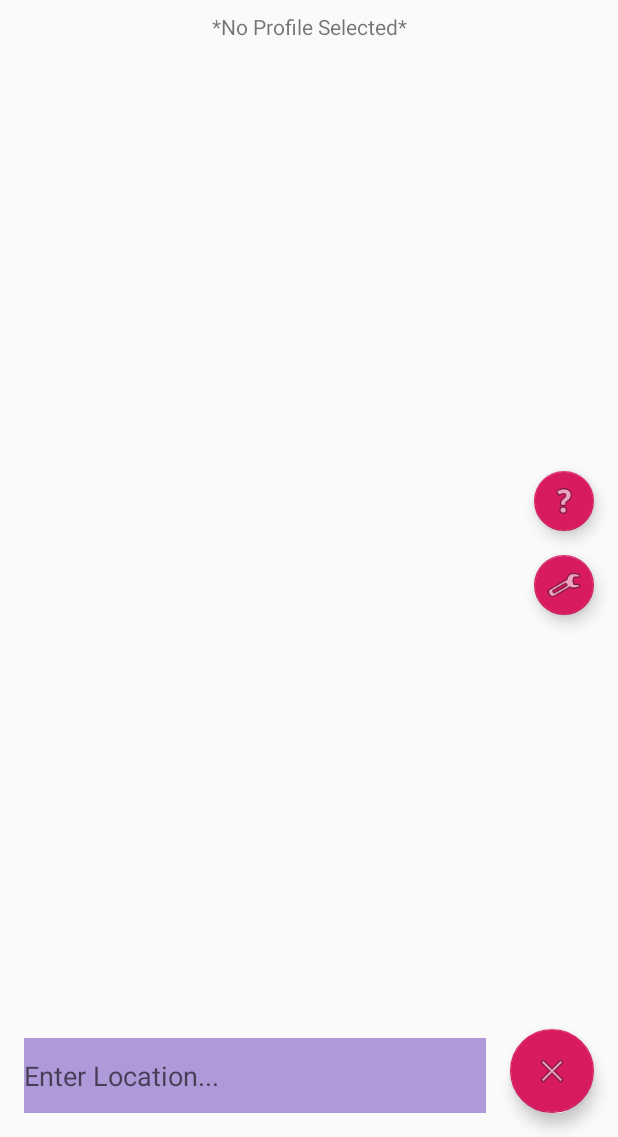
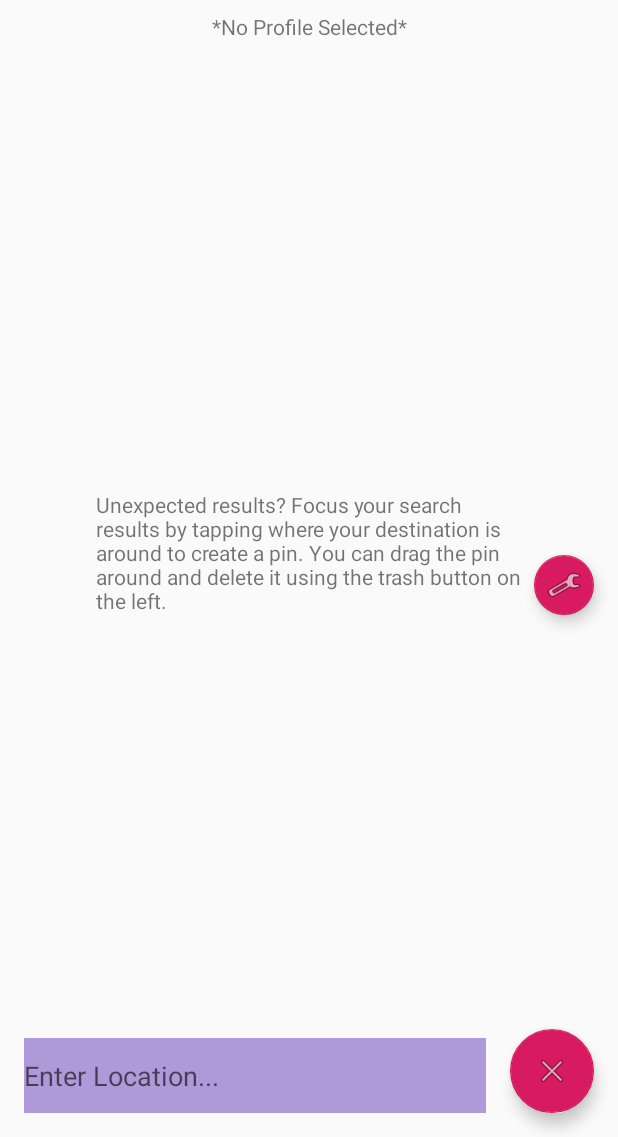
Before and after one commit to Ricky77768/mapApplication, an Android app: the screen it shows after launch (MapsActivity), after a tap on an icon or button, on a phone screen of 412 x 824 dp, the part 99-1236 px from its top. Run offline under Robolectric (Android 15) with nearby library versions, the light colour scheme and no system bars; network calls fail; 1 statement that could not run was skipped.

Commit message:
added a search tip regarding the search centre pin and removed help button

```diff
--- a/app/src/main/java/com/example/mapapplication/MapsActivity.java
+++ b/app/src/main/java/com/example/mapapplication/MapsActivity.java
@@ -88,10 +88,10 @@ public class MapsActivity extends FragmentActivity implements OnMapReadyCallback
         // References
         final RecyclerView location_list = findViewById(R.id.location_list);
         final EditText input_location = findViewById(R.id.input_location);
+        final TextView search_tip = findViewById(R.id.search_tip);
         final TextView profile_name = findViewById(R.id.profile_name);
         final ImageButton button_profiles = findViewById(R.id.button_profiles);
         final FloatingActionButton fab_settings = findViewById(R.id.fab_settings);
-        final FloatingActionButton fab_help = findViewById(R.id.fab_help);
         final FloatingActionButton fab_marker_delete = findViewById(R.id.fab_marker_delete);
         final FloatingActionButton fab_search = findViewById(R.id.fab_search);
 
@@ -105,6 +105,7 @@ public class MapsActivity extends FragmentActivity implements OnMapReadyCallback
         // Modify certain view's initial state
         location_list.setVisibility(View.INVISIBLE);
         fab_marker_delete.setVisibility(View.INVISIBLE);
+        search_tip.setVisibility(View.INVISIBLE);
 
         // Load previously selected profile
         Gson gson = new Gson();
@@ -140,26 +141,6 @@ public class MapsActivity extends FragmentActivity implements OnMapReadyCallback
                 disableButtons(500);
                 Intent intent = new Intent(MapsActivity.this, SettingsActivity.class);
                 startActivity(intent);
-            }
-        });
-
-        fab_help.setOnClickListener(new View.OnClickListener() {
-            public void onClick(View v) {
-                disableButtons(500);
-                AlertDialog.Builder ADbuilder = new AlertDialog.Builder(MapsActivity.this);
-                ADbuilder.setMessage("Tap anywhere on a map to get search results nearby the dropped pin (if there are any). You can drag the marker around, and delete it using the garbage can button");
-                ADbuilder.setCancelable(true);
-
-                ADbuilder.setPositiveButton(
-                        "Ok",
-                        new DialogInterface.OnClickListener() {
-                            public void onClick(DialogInterface dialog, int id) {
-                                dialog.cancel();
-                            }
-                        });
-
-                AlertDialog alert = ADbuilder.create();
-                alert.show();
             }
         });
 
@@ -270,9 +251,9 @@ public class MapsActivity extends FragmentActivity implements OnMapReadyCallback
         // References
         RecyclerView location_list = findViewById(R.id.location_list);
         FloatingActionButton fab_search = findViewById(R.id.fab_search);
-        FloatingActionButton fab_help = findViewById(R.id.fab_help);
         FloatingActionButton fab_marker_delete = findViewById(R.id.fab_marker_delete);
         EditText input_location = findViewById(R.id.input_location);
+        TextView search_tip = findViewById(R.id.search_tip);
 
         // Awaiting POI selections
         if (appState == 2) {
@@ -284,7 +265,7 @@ public class MapsActivity extends FragmentActivity implements OnMapReadyCallback
             for (Marker x : POISearchMarkers) { x.remove(); }
             POISearchMarkers = new ArrayList<>();
             POISearchData = new ArrayList<>();
-            fab_help.setVisibility(View.VISIBLE);
+            search_tip.setVisibility(View.VISIBLE);
             fab_search.setVisibility(View.VISIBLE);
             fab_marker_delete.setVisibility(View.VISIBLE);
             input_location.setVisibility(View.VISIBLE);
@@ -292,6 +273,7 @@ public class MapsActivity extends FragmentActivity implements OnMapReadyCallback
         // Awaiting destination selection
         } else if (appState == 1) {
             appState--;
+            search_tip.setVisibility(View.INVISIBLE);
             location_list.setVisibility(View.INVISIBLE);
             fab_search.setImageResource(android.R.drawable.ic_menu_search);
             for (Marker x : searchMarkers) {
@@ -421,11 +403,11 @@ public class MapsActivity extends FragmentActivity implements OnMapReadyCallback
         public void onBindViewHolder(final MyViewHolder holder, int position) {
             holder.location_name.setText(dataSet.get(position).name);
             holder.location_otherinfo.setText(dataSet.get(position).address);
+
             holder.location_go.setOnClickListener(new View.OnClickListener() {
 
                 @Override
                 public void onClick(View view) {
-
                     holder.location_go.setEnabled(false);
                     holder.location_go.postDelayed(new Runnable() {
                         @Override
@@ -434,18 +416,21 @@ public class MapsActivity extends FragmentActivity implements OnMapReadyCallback
                         }
                     }, 500);
 
+                    // References
+                    final RecyclerView location_list = findViewById(R.id.location_list);
+                    final EditText input_location = findViewById(R.id.input_location);
+                    final FloatingActionButton fab_marker_delete = findViewById(R.id.fab_marker_delete);
+                    final FloatingActionButton fab_search = findViewById(R.id.fab_search);
+                    final TextView search_tip = findViewById(R.id.search_tip);
+
                     // TODO: Once ready for POI selection, remove this temporary solution
                     if (appState != 1) { return; }
 
                     appState++;
                     canPutMarker = false;
 
-                    // References
-                    final RecyclerView location_list = findViewById(R.id.location_list);
-                    final EditText input_location = findViewById(R.id.input_location);
-                    final FloatingActionButton fab_help = findViewById(R.id.fab_help);
-                    final FloatingActionButton fab_marker_delete = findViewById(R.id.fab_marker_delete);
-                    final FloatingActionButton fab_search = findViewById(R.id.fab_search);
+                    // Remove search tip
+                    search_tip.setVisibility(View.INVISIBLE);
 
                     LatLng coordinates = new LatLng(Double.parseDouble(dataSet.get(holder.getAdapterPosition()).lat), Double.parseDouble(dataSet.get(holder.getAdapterPosition()).lng));
                     originalDestination = map.addMarker(new MarkerOptions().position(coordinates));
@@ -457,7 +442,6 @@ public class MapsActivity extends FragmentActivity implements OnMapReadyCallback
                         x.setVisible(false);
                     }
 
-                    fab_help.setVisibility(View.INVISIBLE);
                     fab_search.setVisibility(View.INVISIBLE);
                     fab_marker_delete.setVisibility(View.INVISIBLE);
                     input_location.setVisibility(View.INVISIBLE);
@@ -552,8 +536,19 @@ public class MapsActivity extends FragmentActivity implements OnMapReadyCallback
         String name = "", address = "", lat = "", lng = "";
 
         // References
+        TextView search_tip = findViewById(R.id.search_tip);
         RecyclerView location_list = findViewById(R.id.location_list);
         FloatingActionButton fab_search = findViewById(R.id.fab_search);
+
+        // Display search tip if needed
+        if (type == 1) {
+            if (searchCenter == null) {
+                search_tip.setText(R.string.search_tip1);
+            } else {
+                search_tip.setText(R.string.search_tip2);
+            }
+            search_tip.setVisibility(View.VISIBLE);
+        }
 
         // Convert file to JSON String
         File data = new File(getApplicationContext().getFilesDir().toString() + "/search_data.json");
@@ -768,19 +763,16 @@ public class MapsActivity extends FragmentActivity implements OnMapReadyCallback
         final TextView profile_name = findViewById(R.id.profile_name);
         final ImageButton button_profiles = findViewById(R.id.button_profiles);
         final FloatingActionButton fab_settings = findViewById(R.id.fab_settings);
-        final FloatingActionButton fab_help = findViewById(R.id.fab_help);
 
         profile_name.setEnabled(false);
         button_profiles.setEnabled(false);
         fab_settings.setEnabled(false);
-        fab_help.setEnabled(false);
         button_profiles.postDelayed(new Runnable() {
             @Override
             public void run() {
                 profile_name.setEnabled(true);
                 button_profiles.setEnabled(true);
                 fab_settings.setEnabled(true);
-                fab_help.setEnabled(true);
             }
         }, millis);
     }
--- a/app/src/main/res/layout/app_ui.xml
+++ b/app/src/main/res/layout/app_ui.xml
@@ -31,18 +31,6 @@
         app:layout_constraintEnd_toEndOf="parent"
         app:layout_constraintHorizontal_bias="1.0"
         app:layout_constraintStart_toStartOf="parent" />
-
-    <com.google.android.material.floatingactionbutton.FloatingActionButton
-        android:id="@+id/fab_help"
-        android:layout_width="wrap_content"
-        android:layout_height="40dp"
-        android:layout_marginEnd="16dp"
-        android:layout_marginBottom="16dp"
-        android:clickable="true"
-        app:fabSize="mini"
-        app:layout_constraintBottom_toTopOf="@+id/fab_settings"
-        app:layout_constraintEnd_toEndOf="parent"
-        app:srcCompat="@android:drawable/ic_menu_help" />
 
     <com.google.android.material.floatingactionbutton.FloatingActionButton
         android:id="@+id/fab_search"
@@ -107,6 +95,18 @@
         app:layout_constraintStart_toStartOf="parent"
         app:layout_constraintTop_toBottomOf="@+id/button_profiles" />
 
+    <TextView
+        android:id="@+id/search_tip"
+        android:layout_width="0dp"
+        android:layout_height="wrap_content"
+        android:layout_marginStart="64dp"
+        android:layout_marginEnd="64dp"
+        android:layout_marginBottom="16dp"
+        android:text="Tip Here"
+        app:layout_constraintBottom_toTopOf="@+id/location_list"
+        app:layout_constraintEnd_toEndOf="parent"
+        app:layout_constraintStart_toStartOf="parent" />
+
     <ImageButton
         android:id="@+id/button_profiles"
         android:layout_width="50dp"
--- a/app/src/main/res/values/strings.xml
+++ b/app/src/main/res/values/strings.xml
@@ -18,6 +18,7 @@
     </string>
     <string name="attachment_summary_off">Only download attachments when manually requested</string>
 
+    <!-- User Strings -->
     <string-array name="map_types">
         <item>Roadmap</item>
         <item>Satellite</item>
@@ -25,4 +26,13 @@
         <item>Hybird</item>
     </string-array>
 
+    <string name="search_tip1">
+        Unexpected results? Focus your search results by tapping where your destination is around to create a pin.
+        You can drag the pin around and delete it using the trash button on the left.
+    </string>
+
+    <string name="search_tip2">
+        Unexpected results? Try moving the pin around, and try again later.
+    </string>
+
 </resources>
```
